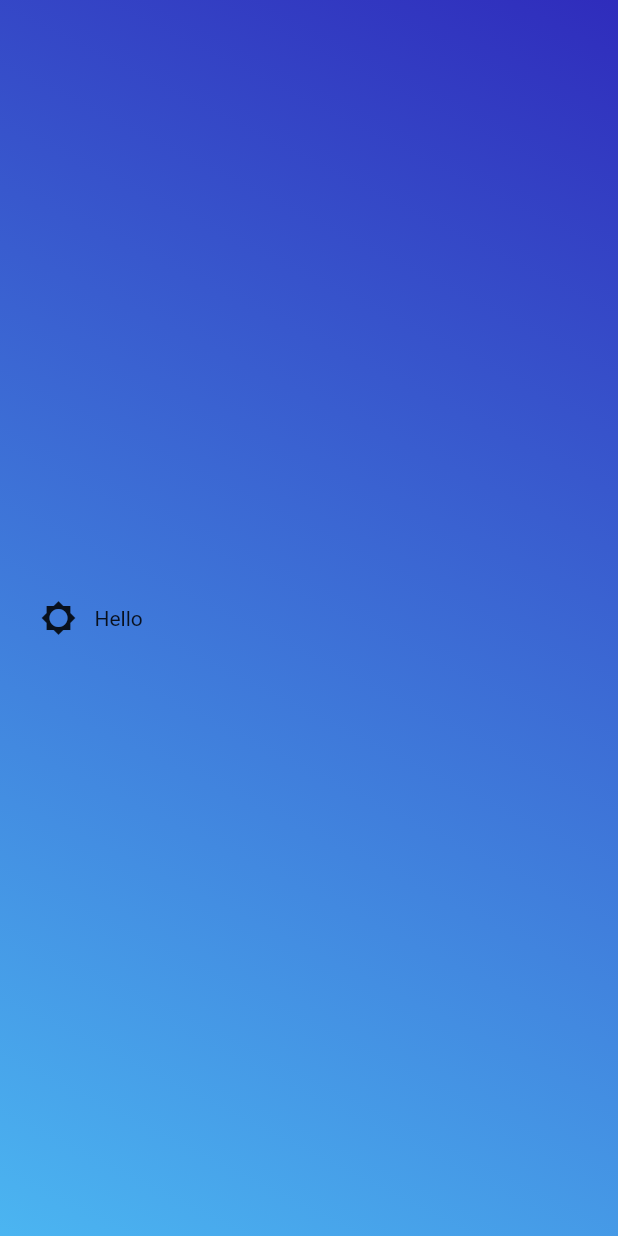
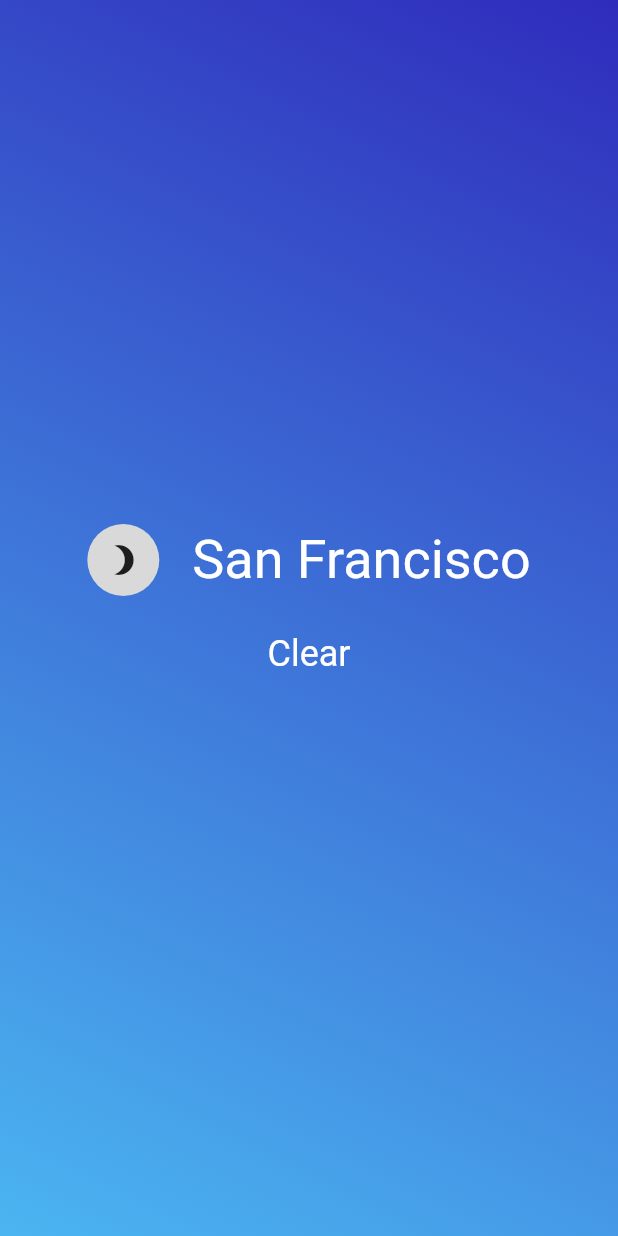
Before and after one commit to chiefbaki/flutter_weather, a Flutter app: the screen it shows after launch, on a phone screen of 412 x 824 dp. Run offline on Flutter 3.47's test engine with Material 2 defaults, Android fonts, the phone set to English and light mode, and no system bars; our stand-ins replace flutter_screenutil.

Commit message:
added assets

```diff
--- a/lib/internal/app.dart
+++ b/lib/internal/app.dart
@@ -1,4 +1,5 @@
 import 'package:flutter/material.dart';
+import 'package:flutter_screenutil/flutter_screenutil.dart';
 import 'package:weather/presentation/home_page.dart';
 
 class MyApp extends StatelessWidget {
@@ -6,9 +7,12 @@ class MyApp extends StatelessWidget {
 
   @override
   Widget build(BuildContext context) {
-    return MaterialApp(
-      debugShowCheckedModeBanner: false,
-      home: Home(),
+    return ScreenUtilInit(
+      designSize: const Size(375, 667),
+      child: MaterialApp(
+        debugShowCheckedModeBanner: false,
+        home: Home(),
+      ),
     );
   }
 }
--- a/lib/presentation/home_page.dart
+++ b/lib/presentation/home_page.dart
@@ -1,5 +1,7 @@
 import 'package:flutter/material.dart';
+import 'package:flutter_screenutil/flutter_screenutil.dart';
 import 'package:weather/presentation/theme/app_colors.dart';
+import 'package:weather/presentation/theme/app_fonts.dart';
 import 'package:weather/presentation/widgets/buttons.dart';
 
 class Home extends StatefulWidget {
@@ -34,12 +36,23 @@ class _HomeState extends State<Home> {
               mainAxisAlignment: MainAxisAlignment.center,
               children: [
                 Row(
-                  mainAxisAlignment: MainAxisAlignment.start,
+                  mainAxisAlignment: MainAxisAlignment.center,
                   children: [
                     ThemeChangeBtn(changeTheme: changeTheme, themeState: themeState,),
-                    Text("Hello")
+                    SizedBox(width: 20.w,),
+                    Text("San Francisco", style: AppFonts.s36w400.copyWith(color: Colors.white),),
+                    SizedBox(
+                      height: 20.w,
+                    ),
                   ],
-                )
+                ),
+                SizedBox(
+                  height: 20.h,
+                ),
+                Text("Clear", style: AppFonts.s24w400.copyWith(color: Colors.white),),
+                SizedBox(
+                  height: 20.h,
+                ),
 
               ],
             ),
--- a/lib/presentation/theme/app_colors.dart
+++ b/lib/presentation/theme/app_colors.dart
@@ -6,4 +6,5 @@ abstract class AppColors {
     Color(0xff2F2CBC)
   ];
   static const List<Color> bgColorDark = [Color(0xff223076), Color(0xff06050E)];
+  static const Color circleBackground = Color(0xffD9D9D9);
 }
--- a/lib/presentation/theme/app_fonts.dart
+++ b/lib/presentation/theme/app_fonts.dart
@@ -0,0 +1,9 @@
+import 'package:flutter/material.dart';
+
+abstract class AppFonts{
+  static TextStyle s36w400 = TextStyle(fontSize: 36, fontWeight: FontWeight.w400);
+  static TextStyle s24w400 = TextStyle(fontSize: 24, fontWeight: FontWeight.w400);
+  static TextStyle s72w700 = TextStyle(fontSize: 72, fontWeight: FontWeight.w400);
+  static TextStyle s22w400 = TextStyle(fontSize: 22, fontWeight: FontWeight.w400);
+  static TextStyle s20w400 = TextStyle(fontSize: 20, fontWeight: FontWeight.w400);
+}
--- a/lib/presentation/widgets/buttons.dart
+++ b/lib/presentation/widgets/buttons.dart
@@ -1,4 +1,5 @@
 import 'package:flutter/material.dart';
+import 'package:weather/presentation/theme/app_colors.dart';
 
 class ThemeChangeBtn extends StatefulWidget {
   final void Function() changeTheme;
@@ -13,8 +14,12 @@ class _ThemeChangeBtnState extends State<ThemeChangeBtn> {
   @override
   Widget build(BuildContext context) {
     return Container(
+      decoration: BoxDecoration(
+        borderRadius: BorderRadius.circular(50),
+        color: AppColors.circleBackground,
+      ),
       child: IconButton(onPressed: widget.changeTheme,
-      icon: Icon(widget.themeState ? Icons.brightness_5 : Icons.brightness_2)),
+      icon: Icon(widget.themeState ? Icons.brightness_3 : Icons.brightness_5)),
     );
   }
 }
--- a/pubspec.yaml
+++ b/pubspec.yaml
@@ -35,6 +35,7 @@ dependencies:
   # The following adds the Cupertino Icons font to your application.
   # Use with the CupertinoIcons class for iOS style icons.
   cupertino_icons: ^1.0.2
+  flutter_screenutil: ^5.9.0
 
 dev_dependencies:
   flutter_test:
```
Also changed, not shown: assets/img/sun1.png (added), pubspec.lock.
